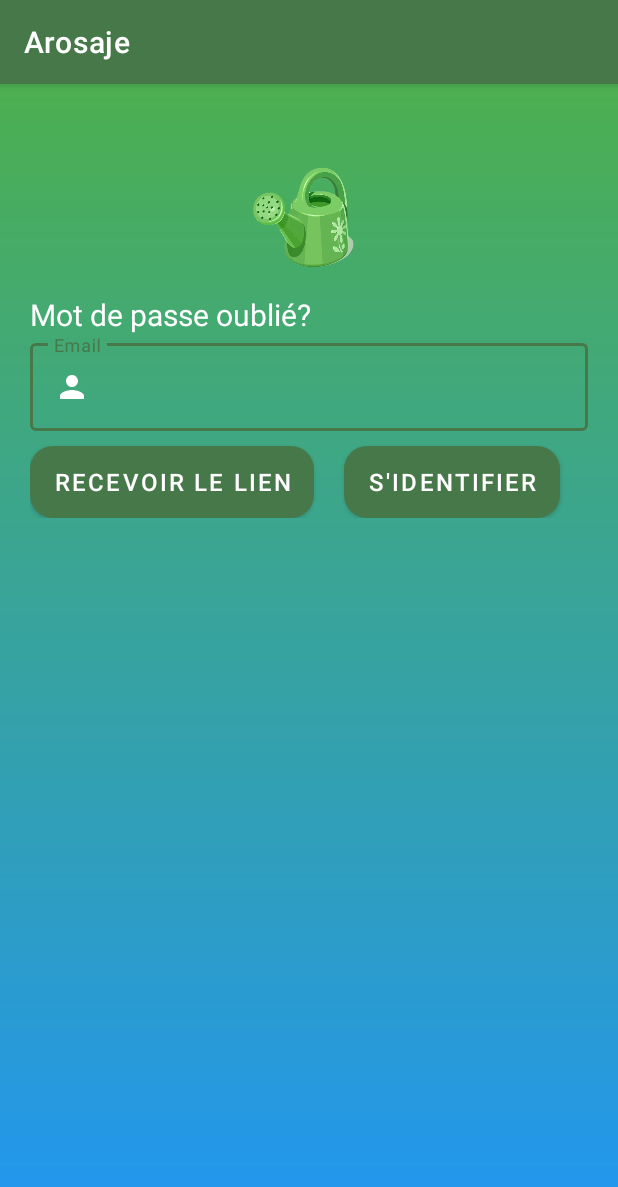
After one commit to Nathan1904/Arosaje_mspr2, an Android app: the ForgetPassword screen opened directly, with no data from a screen before it, on a phone screen of 412 x 824 dp. The commit adds this screen. Shown: the top 1187 px of the screen. Run offline under Robolectric (Android 15) with nearby library versions, the phone set to English and light mode, and no system bars; our stand-ins replace Firebase (no records; nobody signed in at launch, a user with empty details on screens opened directly).

Commit message:
first commit

```diff
--- /dev/null
+++ b/app/src/main/java/com/example/arosaje/ForgetPassword.java
@@ -0,0 +1,78 @@
+package com.example.arosaje;
+
+import androidx.annotation.NonNull;
+import androidx.appcompat.app.AppCompatActivity;
+
+import android.content.Intent;
+import android.os.Bundle;
+import android.view.View;
+import android.widget.Button;
+import android.widget.Toast;
+
+import com.google.android.gms.tasks.OnCompleteListener;
+import com.google.android.gms.tasks.Task;
+import com.google.android.material.textfield.TextInputLayout;
+import com.google.firebase.auth.FirebaseAuth;
+
+import java.util.Objects;
+
+public class ForgetPassword extends AppCompatActivity {
+
+    private Button forgetbtn, loginBtn;
+    private TextInputLayout textEmail;
+    private String email;
+    private FirebaseAuth auth;
+
+    @Override
+    protected void onCreate(Bundle savedInstanceState) {
+        super.onCreate(savedInstanceState);
+        setContentView(R.layout.activity_forget_password);
+
+        auth = FirebaseAuth.getInstance();
+
+        textEmail = findViewById(R.id.ForgetPassword_edittext);
+        forgetbtn = findViewById(R.id.ForgetPasswordbutton);
+        loginBtn = findViewById(R.id.buttontologin);
+
+        forgetbtn.setOnClickListener(new View.OnClickListener() {
+            @Override
+            public void onClick(View view) {
+                validateData();
+            }
+        });
+        loginBtn.setOnClickListener(new View.OnClickListener() {
+            @Override
+            public void onClick(View view) {
+                Intent intent = new Intent(getApplicationContext(), Login.class);
+                startActivity(intent);
+                finish();
+            }
+        });
+
+    }
+
+    private void validateData() {
+        email = Objects.requireNonNull(textEmail.getEditText()).getText().toString();
+        if (email.isEmpty()) {
+            textEmail.setError("Obligatoire");
+        } else {
+            forgetPass();
+        }
+    }
+
+    private void forgetPass() {
+        auth.sendPasswordResetEmail(email)
+                .addOnCompleteListener(new OnCompleteListener<Void>() {
+                    @Override
+                    public void onComplete(@NonNull Task<Void> task) {
+                        if (task.isSuccessful()) {
+                            Toast.makeText(ForgetPassword.this, "Veuillez vérifier vos emails", Toast.LENGTH_SHORT).show();
+                            startActivity(new Intent(ForgetPassword.this, Login.class));
+                            finish();
+                        } else {
+                            Toast.makeText(ForgetPassword.this, "Error"+ Objects.requireNonNull(task.getException()).getMessage(), Toast.LENGTH_SHORT).show();
+                        }
+                    }
+                });
+    }
+}
--- /dev/null
+++ b/app/src/main/res/drawable/bacround_gradient.xml
@@ -0,0 +1,9 @@
+<?xml version="1.0" encoding="utf-8"?>
+<shape xmlns:android="http://schemas.android.com/apk/res/android"
+    android:shape="rectangle">
+    <gradient
+        android:angle="90"
+        android:startColor="#2196F3"
+        android:endColor="#4CAF50"
+        android:type="linear"/>
+</shape>
--- /dev/null
+++ b/app/src/main/res/drawable/button_shape.xml
@@ -0,0 +1,6 @@
+<?xml version="1.0" encoding="utf-8"?>
+<shape xmlns:android="http://schemas.android.com/apk/res/android"
+    android:shape="rectangle">
+    <solid android:color="#F1BE24" />
+    <corners android:radius="15dp" />
+</shape>
--- /dev/null
+++ b/app/src/main/res/drawable/ic_person_white_24dp.xml
@@ -0,0 +1,5 @@
+<vector android:height="24dp" android:tint="#FFFFFF"
+    android:viewportHeight="24.0" android:viewportWidth="24.0"
+    android:width="24dp" xmlns:android="http://schemas.android.com/apk/res/android">
+    <path android:fillColor="#FF000000" android:pathData="M12,12c2.21,0 4,-1.79 4,-4s-1.79,-4 -4,-4 -4,1.79 -4,4 1.79,4 4,4zM12,14c-2.67,0 -8,1.34 -8,4v2h16v-2c0,-2.66 -5.33,-4 -8,-4z"/>
+</vector>
--- /dev/null
+++ b/app/src/main/res/layout/activity_forget_password.xml
@@ -0,0 +1,83 @@
+<?xml version="1.0" encoding="utf-8"?>
+<LinearLayout xmlns:android="http://schemas.android.com/apk/res/android"
+    xmlns:app="http://schemas.android.com/apk/res-auto"
+    xmlns:tools="http://schemas.android.com/tools"
+    android:layout_width="match_parent"
+    android:layout_height="match_parent"
+    android:background="@drawable/bacround_gradient"
+    android:orientation="vertical"
+    android:padding="20dp"
+    tools:context=".ForgetPassword">
+
+    <ImageView
+        android:id="@+id/logo_imageview"
+        android:layout_width="100dp"
+        android:layout_height="100dp"
+        android:layout_gravity="center"
+        android:layout_marginTop="20dp"
+        android:src="@drawable/arosoir_removebg" />
+
+    <TextView
+        android:id="@+id/title_textview"
+        android:layout_width="match_parent"
+        android:layout_height="wrap_content"
+        android:text="@string/forget_password"
+        android:textColor="@color/white"
+        android:textSize="20sp" />
+
+    <LinearLayout
+        android:layout_width="match_parent"
+        android:layout_height="wrap_content"
+        android:orientation="vertical">
+
+
+        <com.google.android.material.textfield.TextInputLayout
+            android:id="@+id/ForgetPassword_edittext"
+            style="@style/Widget.MaterialComponents.TextInputLayout.OutlinedBox"
+            android:layout_width="match_parent"
+            android:layout_height="wrap_content"
+            android:ems="10"
+            android:hint="@string/email1"
+            android:textColorHint="@color/white">
+
+            <com.google.android.material.textfield.TextInputEditText
+                android:layout_width="match_parent"
+                android:layout_height="wrap_content"
+                android:drawableStart="@drawable/ic_person_white_24dp"
+                android:inputType="textEmailAddress"
+                android:textColor="#fff" />
+
+        </com.google.android.material.textfield.TextInputLayout>
+
+        <LinearLayout
+            android:layout_width="match_parent"
+            android:layout_height="wrap_content">
+
+            <Button
+                android:id="@+id/ForgetPasswordbutton"
+                android:layout_width="wrap_content"
+                android:layout_height="wrap_content"
+                android:layout_marginTop="10dp"
+                android:layout_marginEnd="20dp"
+                android:background="@drawable/button_shape"
+                android:text="@string/link_send"
+                android:textColor="@color/white"
+                android:textSize="16sp" />
+
+            <Button
+                android:id="@+id/buttontologin"
+                android:layout_width="wrap_content"
+                android:layout_height="wrap_content"
+                android:layout_marginTop="10dp"
+                android:background="@drawable/button_shape"
+                android:text="@string/login"
+                android:textColor="@color/white"
+                android:textSize="16sp" />
+
+
+        </LinearLayout>
+
+    </LinearLayout>
+
+
+</LinearLayout>
--- a/app/src/main/res/layout/activity_splash_screen.xml
+++ b/app/src/main/res/layout/activity_splash_screen.xml
@@ -25,9 +25,9 @@
         android:layout_width="374dp"
         android:layout_height="115dp"
         android:gravity="center"
-        android:text="A'Rosa-je"
+        android:text="@string/a_rosa_je"
         android:textColor="@color/white"
-        android:textSize="80dp"
+        android:textSize="80sp"
         tools:layout_editor_absoluteX="16dp"
         tools:layout_editor_absoluteY="11dp"
         tools:ignore="MissingConstraints" />
--- a/app/src/main/res/values/ids.xml
+++ b/app/src/main/res/values/ids.xml
@@ -7,4 +7,5 @@
     <item name="progressBar" type="id" />
     <item name="loginNow" type="id" />
     <item name="user_details" type="id" />
+    <item name="forgetPass" type="id" />
 </resources>
--- a/app/src/main/res/values/strings.xml
+++ b/app/src/main/res/values/strings.xml
@@ -11,4 +11,9 @@
     <string name="gardiennage">Gardiennage</string>
     <string name="logout">deconnexion</string>
     <string name="mes_plantes">Mes Plantes</string>
+    <string name="a_rosa_je">A\'Rosa-je</string>
+    <string name="forget_password">Mot de passe oublié?</string>
+    <string name="email1">Email</string>
+    <string name="link_send">Recevoir le lien</string>
+    <string name="mot_de_passe_oubli">Mot de passe oublié?</string>
 </resources>
```
Also changed, not shown: app/src/main/AndroidManifest.xml (+6 -4 lines), app/src/main/java/com/example/arosaje/Login.java (+31 -7 lines), app/src/main/java/com/example/arosaje/Register.java (+17 -5 lines), app/src/main/res/layout/activity_login.xml (+9 -0 lines), app/src/main/res/drawable/arosoir_removebg.png (added).
